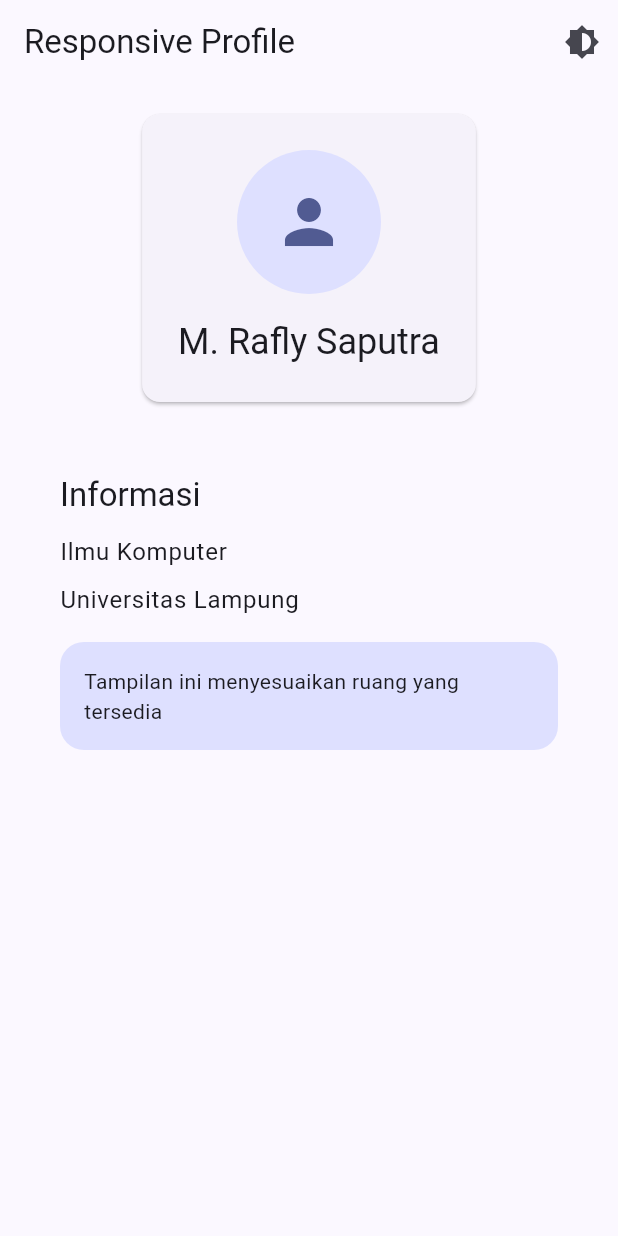
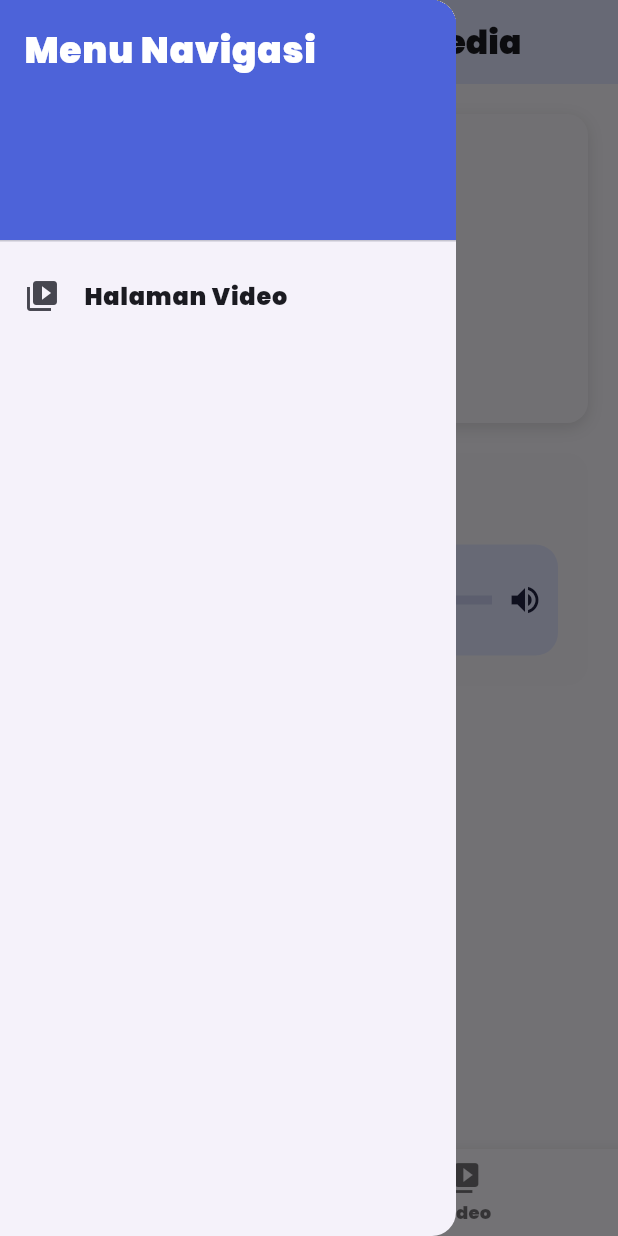
Before and after one commit to Raflysaputra23/prak-mobilelanjut-2417051049, a Flutter app: the screen it shows after launch, with the side drawer open (before the commit the screen has no drawer), on a phone screen of 412 x 824 dp. Run offline on Flutter 3.47's test engine with Material 3 defaults, Android fonts, the phone set to English and light mode, and no system bars; our stand-ins replace audioplayers.

Commit message:
Assets, Media and Routing

```diff
--- /dev/null
+++ b/lib/assets_media.dart
@@ -0,0 +1,192 @@
+import 'package:flutter/material.dart';
+import 'package:audioplayers/audioplayers.dart';
+
+class AssetsMediaPage extends StatefulWidget {
+  const AssetsMediaPage({super.key});
+
+  @override
+  State<AssetsMediaPage> createState() => _AssetsMediaPageState();
+}
+
+class _AssetsMediaPageState extends State<AssetsMediaPage> {
+  final AudioPlayer player = AudioPlayer();
+  bool isPlaying = false;
+  int _currentIndex = 0;
+
+  void playAudio() async {
+    if (isPlaying) {
+      await player.pause();
+    } else {
+      await player.play(AssetSource('audios/sound.mp3'));
+    }
+    setState(() {
+      isPlaying = !isPlaying;
+    });
+  }
+
+  @override
+  void dispose() {
+    player.dispose();
+    super.dispose();
+  }
+
+  @override
+  Widget build(BuildContext context) {
+    return Scaffold(
+      backgroundColor: const Color(0xFFF8F6FC),
+      // --- PENAMBAHAN APPBAR ---
+      appBar: AppBar(
+        title: const Text('Beranda Assets & Media'),
+        backgroundColor: const Color(0xFFE1E5FF),
+      ),
+      drawer: Drawer(
+        child: ListView(
+          padding: EdgeInsets.zero,
+          children: [
+            const DrawerHeader(
+              decoration: BoxDecoration(color: Color(0xFF4D63D9)),
+              child: Text(
+                'Menu Navigasi',
+                style: TextStyle(color: Colors.white, fontSize: 24),
+              ),
+            ),
+            ListTile(
+              leading: const Icon(Icons.video_library),
+              title: const Text('Halaman Video'),
+              onTap: () {
+                Navigator.pop(context);
+                Navigator.pushNamed(
+                  context,
+                  '/detail',
+                  arguments: 'Data dari Halaman Beranda',
+                );
+              },
+            ),
+          ],
+        ),
+      ),
+      body: SafeArea(
+        child: SingleChildScrollView(
+          padding: const EdgeInsets.all(20),
+          child: Column(
+            children: [
+              Container(
+                width: double.infinity,
+                padding: const EdgeInsets.all(20),
+                decoration: BoxDecoration(
+                  color: const Color(0xFFF7F5FB),
+                  borderRadius: BorderRadius.circular(14),
+                  boxShadow: const [
+                    BoxShadow(
+                      color: Colors.black12,
+                      blurRadius: 8,
+                      offset: Offset(0, 3),
+                    ),
+                  ],
+                ),
+                child: Column(
+                  children: [
+                    ClipOval(
+                      child: Image.asset(
+                        'assets/images/working.png',
+                        width: 120,
+                        height: 120,
+                        fit: BoxFit.cover,
+                      ),
+                    ),
+                    const SizedBox(height: 15),
+                    const Text(
+                      'M. Rafly Saputra',
+                      style: TextStyle(
+                        fontFamily: 'Poppins',
+                        fontSize: 22,
+                        fontWeight: FontWeight.bold,
+                      ),
+                    ),
+                  ],
+                ),
+              ),
+              const SizedBox(height: 20),
+
+              Container(
+                width: double.infinity,
+                padding: const EdgeInsets.all(20),
+                decoration: BoxDecoration(
+                  color: const Color(0xFFF7F5FB),
+                  borderRadius: BorderRadius.circular(14),
+                ),
+                child: Column(
+                  crossAxisAlignment: CrossAxisAlignment.start,
+                  children: [
+                    const Text(
+                      'Audio Motivasi',
+                      style: TextStyle(
+                        fontFamily: 'Poppins',
+                        fontSize: 18,
+                        fontWeight: FontWeight.bold,
+                      ),
+                    ),
+                    const SizedBox(height: 15),
+                    Container(
+                      padding: const EdgeInsets.all(10),
+                      decoration: BoxDecoration(
+                        color: const Color(0xFFE1E5FF),
+                        borderRadius: BorderRadius.circular(15),
+                      ),
+                      child: Row(
+                        children: [
+                          CircleAvatar(
+                            radius: 27,
+                            backgroundColor: const Color(0xFF4D63D9),
+                            child: IconButton(
+                              onPressed: playAudio,
+                              icon: Icon(
+                                isPlaying ? Icons.pause : Icons.play_arrow,
+                                color: Colors.white,
+                              ),
+                            ),
+                          ),
+                          const SizedBox(width: 12),
+                          const Expanded(
+                            child: LinearProgressIndicator(
+                              minHeight: 6,
+                              backgroundColor: Color(0xFFC8CDEF),
+                              valueColor: AlwaysStoppedAnimation(
+                                Color(0xFF4D63D9),
+                              ),
+                            ),
+                          ),
+                          const SizedBox(width: 10),
+                          const Icon(Icons.volume_up, color: Color(0xFF202342)),
+                        ],
+                      ),
+                    ),
+                  ],
+                ),
+              ),
+            ],
+          ),
+        ),
+      ),
+
+      bottomNavigationBar: BottomNavigationBar(
+        currentIndex: _currentIndex,
+        onTap: (index) {
+          setState(() {
+            _currentIndex = index;
+          });
+          if (index == 1) {
+            Navigator.pushNamed(context, '/detail');
+          }
+        },
+        items: const [
+          BottomNavigationBarItem(icon: Icon(Icons.home), label: 'Beranda'),
+          BottomNavigationBarItem(
+            icon: Icon(Icons.video_library),
+            label: 'Video',
+          ),
+        ],
+      ),
+    );
+  }
+}
--- a/lib/main.dart
+++ b/lib/main.dart
@@ -1,36 +1,33 @@
 import 'package:flutter/material.dart';
-import 'package:prakmola_rafly/app_theme.dart';
-import 'package:prakmola_rafly/responsive_profile.dart';
+import 'package:prakmola_rafly/detail_page.dart';
+import 'assets_media.dart';
 
 void main() {
   runApp(const MyApp());
 }
 
-class _MyAppState extends State<MyApp> {
-  ThemeMode themeMode = ThemeMode.light;
-
-  void toggleTheme() {
-    setState(() {
-      themeMode = themeMode == ThemeMode.light ? ThemeMode.dark : ThemeMode.light;
-    });
-  }
+class MyApp extends StatelessWidget {
+  const MyApp({super.key});
 
   @override
   Widget build(BuildContext context) {
     return MaterialApp(
       debugShowCheckedModeBanner: false,
-      title: "Praktikum Mobile Lanjut",
-      theme: AppTheme.ligthTheme,
-      darkTheme: AppTheme.darkTheme,
-      themeMode: themeMode,
-      home: ResponsiveProfile(onThemeChanged: toggleTheme)
+      title: 'Assets Media & Navigation',
+
+      theme: ThemeData(
+        useMaterial3: true,
+        fontFamily: 'Poppins',
+        colorScheme: ColorScheme.fromSeed(
+          seedColor: const Color(0xFF4D63D9),
+        ),
+      ),
+      initialRoute: '/',
+      routes: {
+        '/': (context) => const AssetsMediaPage(),
+        '/detail': (context) => const DetaiPage()
+      },
+      // home: const AssetsMediaPage(),
     );
   }
 }
-
-class MyApp extends StatefulWidget {
-  const MyApp({super.key});
-
-  @override
-  State<MyApp> createState() => _MyAppState();
-}
```
Also changed, not shown: lib/detail_page.dart (added, +45 -0 lines), pubspec.yaml (+12 -12 lines), assets/fonts/poppins-black.ttf (added), pubspec.lock, 6 other files.
